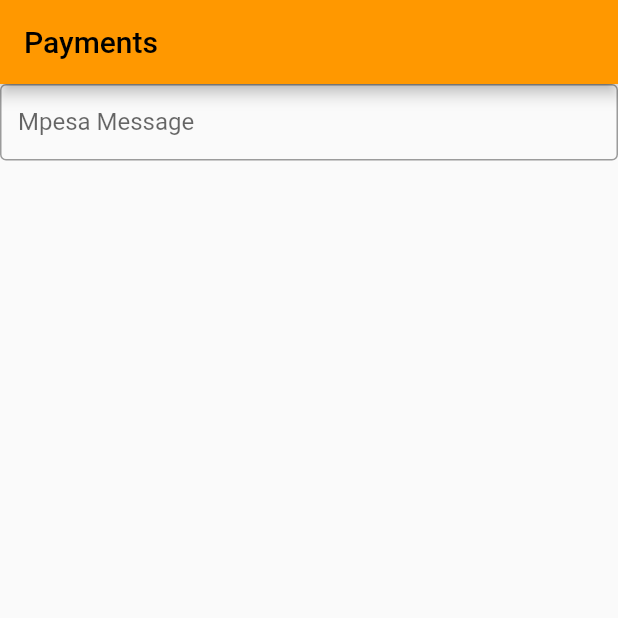
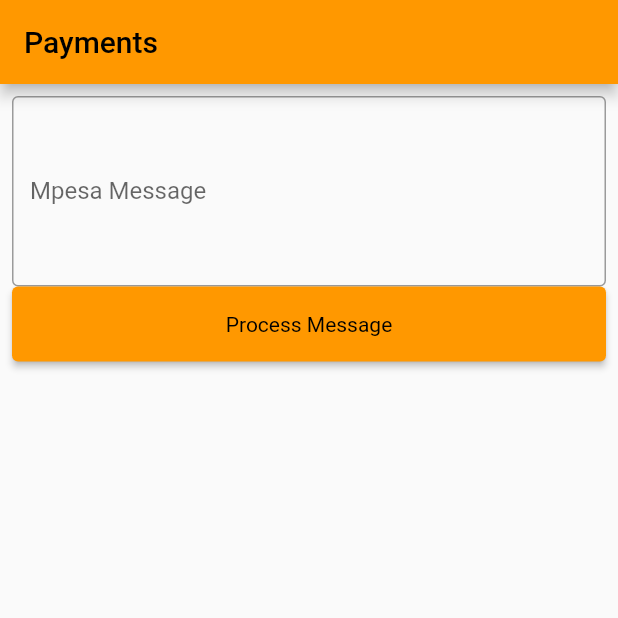
Before and after one commit to BrianRigii/noucav-app, a Flutter app: the PaymentsScreen screen opened by its route, on a phone screen of 412 x 824 dp, the top half of it. Run offline on Flutter 3.47's test engine with Material 2 defaults, Android fonts, the phone set to English and light mode, and no system bars; our stand-ins replace go_router.

Commit message:
process message

```diff
--- a/lib/payments/presentation/payments_screen.dart
+++ b/lib/payments/presentation/payments_screen.dart
@@ -1,8 +1,7 @@
 import 'dart:developer';
 
 import 'package:flutter/material.dart';
-import 'package:flutter/src/widgets/container.dart';
-import 'package:flutter/src/widgets/framework.dart';
+
 import 'package:noucav/config.dart';
 
 import '../../utils/mpesa_regex.dart';
@@ -17,12 +16,20 @@
 class _PaymentsScreenState extends State<PaymentsScreen> {
   final TextEditingController _mpesaMessageController = TextEditingController();
 
+  MpesaMessageDetails? _mpesaMessageDetails;
+
   void _onMpesaMessageChanged() {
     try {
-      processMpesaMessage(_mpesaMessageController.text);
+      _mpesaMessageDetails = processMpesaMessage(_mpesaMessageController.text);
     } on Exception catch (e) {
       log('Error processing mpesa message: $e');
     }
+  }
+
+  void _processMessage() {
+    _mpesaMessageDetails = processMpesaMessage(_mpesaMessageController.text);
+    print(_mpesaMessageDetails);
+    setState(() {});
   }
 
   @override
@@ -32,12 +39,26 @@
         title: const Text('Payments'),
       ),
       body: Column(children: [
-        Form(
-          onChanged: _onMpesaMessageChanged,
-          child: TextFormField(
-              minLines: 3,
-              controller: _mpesaMessageController,
-              decoration: Config.input(label: 'Mpesa Message')),
+        _mpesaMessageDetails != null
+            ? Text('_mpesaMessageDetails: $_mpesaMessageDetails')
+            : const SizedBox.shrink(),
+        Padding(
+          padding: const EdgeInsets.all(8.0),
+          child: Form(
+            onChanged: _onMpesaMessageChanged,
+            child: Column(
+              children: [
+                TextFormField(
+                    maxLines: 5,
+                    controller: _mpesaMessageController,
+                    decoration: Config.input(label: 'Mpesa Message')),
+                ElevatedButton(
+                  onPressed: _processMessage,
+                  child: const Text('Process Message'),
+                )
+              ],
+            ),
+          ),
         )
       ]),
     );
--- a/lib/utils/mpesa_regex.dart
+++ b/lib/utils/mpesa_regex.dart
@@ -1,3 +1,5 @@
+import 'package:intl/intl.dart';
+
 MpesaMessageDetails? processMpesaMessage(String message) {
   final pattern = RegExp(
       r'([A-Z0-9]+) Confirmed.*Ksh([0-9,.]+) sent.* on ([0-9/]+) at ([0-9:]+ [A-Z]+)');
@@ -8,7 +10,10 @@
     final amount = match.group(2);
     final dateString = match.group(3);
     final timeString = match.group(4);
-    final dateTime = DateTime.parse('$dateString $timeString');
+
+    String dateTimeString = '$dateString $timeString';
+    DateTime dateTime = DateFormat("dd/M/yy hh:mm a").parse(dateTimeString);
+
     return MpesaMessageDetails(
       code: code!,
       amount: amount!,
@@ -28,4 +33,8 @@
     required this.amount,
     required this.dateTime,
   });
+
+  @override
+  String toString() =>
+      'MpesaMessageDetails(code: $code, amount: $amount, dateTime: $dateTime)';
 }
--- a/pubspec.yaml
+++ b/pubspec.yaml
@@ -32,8 +32,7 @@
   flutter:
     sdk: flutter
   go_router: ^6.0.1
-  calendar_timeline: ^1.1.0
-
+  intl: ^0.18.0
 
   # The following adds the Cupertino Icons font to your application.
   # Use with the CupertinoIcons class for iOS style icons.
```
Also changed, not shown: pubspec.lock.
